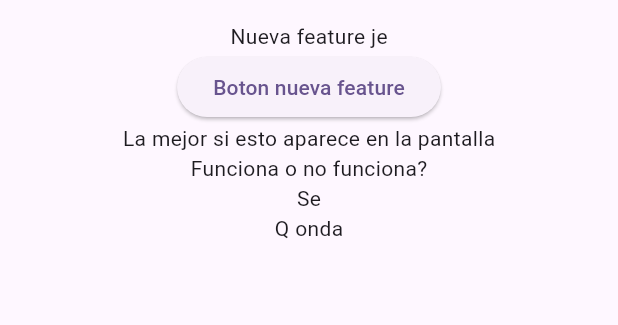
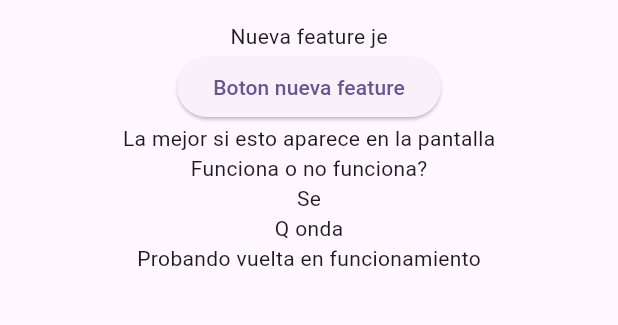
Before and after one commit to pedrocarvi/flutter-codemagic, a Flutter app: the screen it shows after launch, on a phone screen of 412 x 824 dp, the part 63-388 px from its top. Run offline on Flutter 3.47's test engine with Material 3 defaults, Android fonts, the light colour scheme and no system bars.

Commit message:
Probando de nuvo

```diff
--- a/lib/main.dart
+++ b/lib/main.dart
@@ -30,6 +30,7 @@
             Center(child: Text("Funciona o no funciona?")),
             Center(child: Text("Se")),
             Center(child: Text("Q onda")),
+            Center(child: Text("Probando vuelta en funcionamiento"))
           ],
         ),
       ),
```
Also changed, not shown: pubspec.lock.
